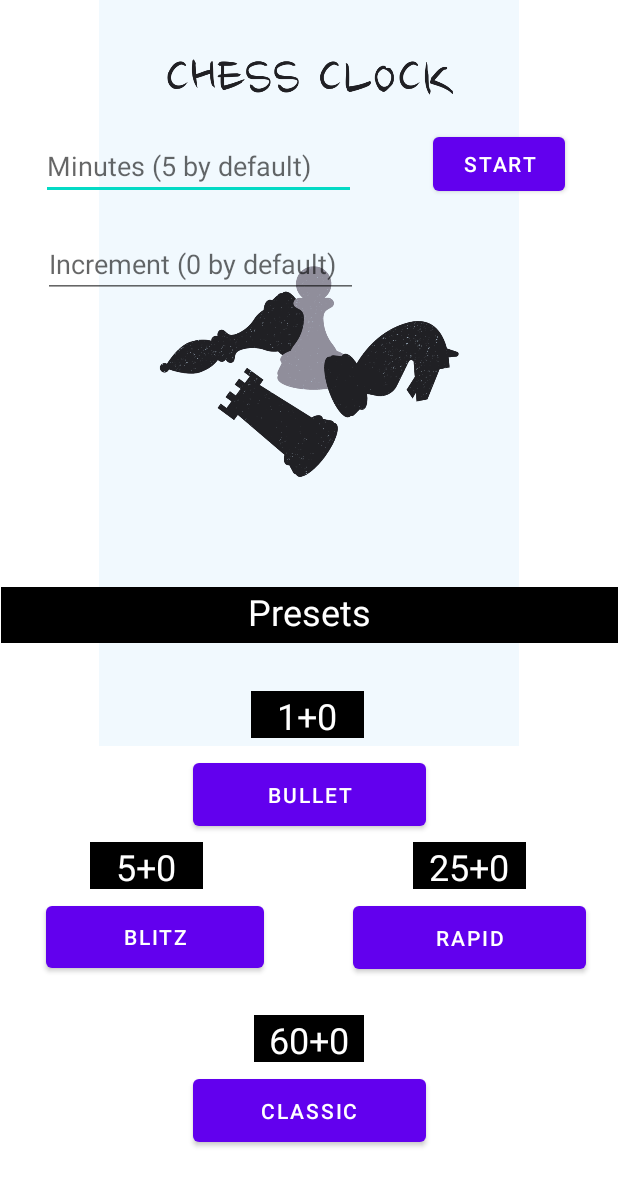
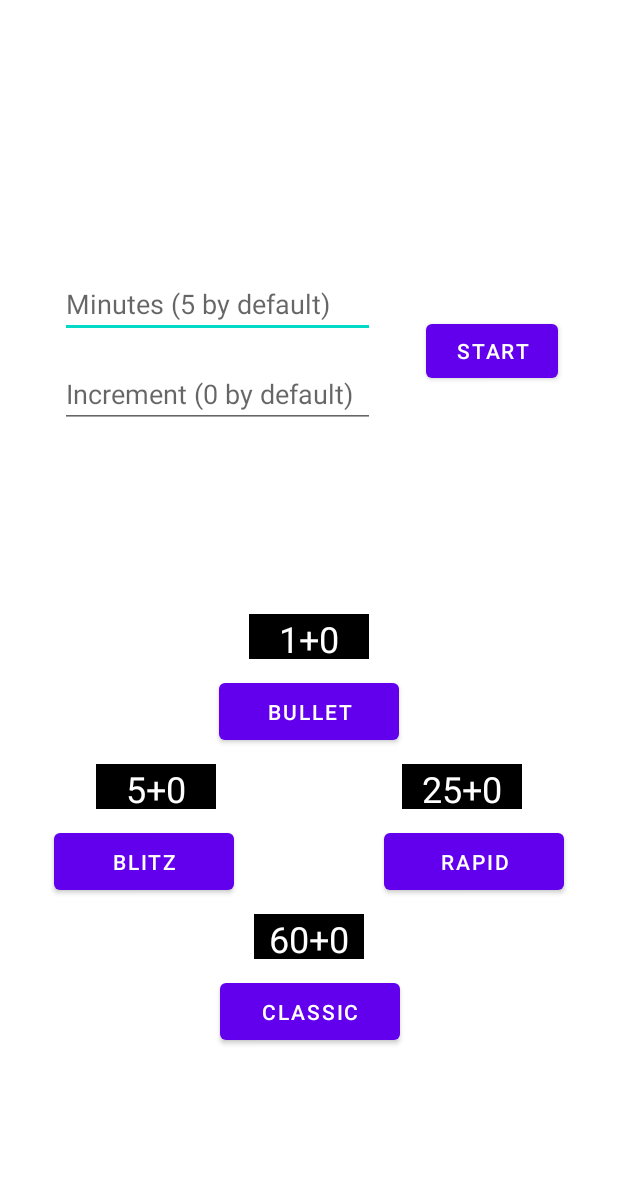
Before and after one commit to SaubhagyaSingh/ChessClock, an Android app: the screen it shows after launch (modes), on a phone screen of 412 x 824 dp. Shown: the top 1186 px of the screen. Run offline under Robolectric (Android 15) with nearby library versions, the phone set to English and light mode, and no system bars.

Commit message:
settings updated for mode screen

```diff
--- a/app/src/main/res/layout/activity_modes.xml
+++ b/app/src/main/res/layout/activity_modes.xml
@@ -9,10 +9,10 @@
     <TextView
         android:id="@+id/textView4"
         android:layout_width="73dp"
-        android:layout_height="31dp"
-        android:layout_marginStart="169dp"
-        android:layout_marginTop="120dp"
-        android:layout_marginEnd="169dp"
+        android:layout_height="30dp"
+        android:layout_marginStart="180dp"
+        android:layout_marginTop="10dp"
+        android:layout_marginEnd="180dp"
         android:autoText="false"
         android:background="#000000"
         android:inputType="text"
@@ -21,68 +21,53 @@
         android:textColor="#FFFFFF"
         android:textSize="24sp"
         app:layout_constraintEnd_toEndOf="parent"
-        app:layout_constraintHorizontal_bias="1.0"
         app:layout_constraintStart_toStartOf="parent"
-        app:layout_constraintTop_toBottomOf="@+id/bullet"
+        app:layout_constraintTop_toBottomOf="@+id/blitz"
         tools:ignore="TouchTargetSizeCheck" />
 
     <Button
         android:id="@+id/blitz"
-        android:layout_width="145dp"
-        android:layout_height="53dp"
-        android:layout_marginStart="30dp"
-        android:layout_marginTop="5dp"
-        android:layout_marginEnd="108dp"
+        android:layout_width="120dp"
+        android:layout_height="50dp"
+        android:layout_marginStart="50dp"
+        android:layout_marginTop="10dp"
+        android:layout_marginEnd="50dp"
         android:text="blitz"
-        app:layout_constraintBottom_toBottomOf="@+id/rapid"
-        app:layout_constraintEnd_toEndOf="@+id/bullet"
+        app:layout_constraintEnd_toStartOf="@+id/rapid"
         app:layout_constraintStart_toStartOf="parent"
-        app:layout_constraintTop_toBottomOf="@+id/textView6"
-        app:layout_constraintVertical_bias="0.333" />
+        app:layout_constraintTop_toBottomOf="@+id/textView6" />
 
     <Button
         android:id="@+id/classic"
-        android:layout_width="155dp"
-        android:layout_height="54dp"
-        android:layout_marginStart="128dp"
-        android:layout_marginTop="5dp"
-        android:layout_marginEnd="128dp"
+        android:layout_width="120dp"
+        android:layout_height="50dp"
+        android:layout_marginStart="160dp"
+        android:layout_marginTop="10dp"
+        android:layout_marginEnd="160dp"
         android:text="Classic"
         app:layout_constraintEnd_toEndOf="parent"
-        app:layout_constraintHorizontal_bias="1.0"
+        app:layout_constraintHorizontal_bias="0.482"
         app:layout_constraintStart_toStartOf="parent"
         app:layout_constraintTop_toBottomOf="@+id/textView4" />
 
     <Button
         android:id="@+id/rapid"
-        android:layout_width="155dp"
-        android:layout_height="54dp"
-        android:layout_marginStart="68dp"
-        android:layout_marginTop="5dp"
-        android:layout_marginEnd="30dp"
+        android:layout_width="120dp"
+        android:layout_height="50dp"
+        android:layout_marginStart="50dp"
+        android:layout_marginTop="10dp"
+        android:layout_marginEnd="50dp"
         android:text="Rapid"
         app:layout_constraintEnd_toEndOf="parent"
         app:layout_constraintStart_toEndOf="@+id/blitz"
         app:layout_constraintTop_toBottomOf="@+id/textView2" />
 
-    <ImageView
-        android:id="@+id/imageView2"
-        android:layout_width="405dp"
-        android:layout_height="497dp"
-        android:layout_marginStart="3dp"
-        android:layout_marginEnd="3dp"
-        android:textAlignment="center"
-        app:layout_constraintEnd_toEndOf="parent"
-        app:layout_constraintHorizontal_bias="0.0"
-        app:layout_constraintStart_toStartOf="parent"
-        app:layout_constraintTop_toTopOf="parent"
-        app:srcCompat="@drawable/bg" />
-
     <TextView
         android:id="@+id/textView"
         android:layout_width="411dp"
         android:layout_height="37dp"
-        android:layout_marginBottom="32dp"
+        android:layout_marginTop="420dp"
+        android:layout_marginBottom="420dp"
         android:autoText="false"
         android:background="#000000"
         android:inputType="text"
@@ -90,43 +75,45 @@
         android:textAlignment="center"
         android:textColor="#FFFFFF"
         android:textSize="24sp"
-        app:layout_constraintBottom_toTopOf="@+id/textView5"
+        app:layout_constraintBottom_toBottomOf="parent"
         app:layout_constraintEnd_toEndOf="parent"
+        app:layout_constraintStart_toStartOf="parent"
+        app:layout_constraintTop_toTopOf="parent"
         tools:ignore="TouchTargetSizeCheck" />
 
     <EditText
         android:id="@+id/time"
         android:layout_width="210dp"
         android:layout_height="45dp"
-        android:layout_marginTop="88dp"
+        android:layout_marginStart="40dp"
+        android:layout_marginTop="180dp"
         android:ems="10"
         android:hint="Minutes (5 by default)"
         android:inputType="textPersonName"
-        app:layout_constraintEnd_toEndOf="parent"
-        app:layout_constraintHorizontal_bias="0.134"
         app:layout_constraintStart_toStartOf="parent"
-        app:layout_constraintTop_toTopOf="@+id/imageView2"
+        app:layout_constraintTop_toTopOf="parent"
         tools:ignore="TouchTargetSizeCheck" />
 
     <EditText
         android:id="@+id/increment"
         android:layout_width="210dp"
         android:layout_height="45dp"
-        android:layout_marginTop="20dp"
-        android:layout_marginEnd="-235dp"
+        android:layout_marginStart="40dp"
+        android:layout_marginTop="60dp"
         android:ems="10"
         android:hint="Increment (0 by default)"
         android:inputType="textPersonName"
-        app:layout_constraintEnd_toStartOf="@+id/imageView2"
-        app:layout_constraintTop_toBottomOf="@+id/time"
+        app:layout_constraintStart_toStartOf="parent"
+        app:layout_constraintTop_toTopOf="@+id/time"
         tools:ignore="TouchTargetSizeCheck" />
 
     <TextView
         android:id="@+id/textView6"
-        android:layout_width="75dp"
-        android:layout_height="31dp"
+        android:layout_width="80dp"
+        android:layout_height="30dp"
         android:layout_marginStart="60dp"
-        android:layout_marginTop="64dp"
+        android:layout_marginTop="10dp"
+        android:layout_marginEnd="60dp"
         android:autoText="false"
         android:background="#000000"
         android:inputType="text"
@@ -134,17 +121,18 @@
         android:textAlignment="center"
         android:textColor="#FFFFFF"
         android:textSize="24sp"
+        app:layout_constraintEnd_toStartOf="@+id/textView2"
         app:layout_constraintStart_toStartOf="parent"
-        app:layout_constraintTop_toBottomOf="@+id/imageView2"
+        app:layout_constraintTop_toBottomOf="@+id/bullet"
         tools:ignore="TouchTargetSizeCheck" />
 
     <TextView
         android:id="@+id/textView5"
-        android:layout_width="75dp"
-        android:layout_height="31dp"
-        android:layout_marginStart="128dp"
-        android:layout_marginEnd="128dp"
-        android:layout_marginBottom="5dp"
+        android:layout_width="80dp"
+        android:layout_height="30dp"
+        android:layout_marginStart="180dp"
+        android:layout_marginTop="16dp"
+        android:layout_marginEnd="180dp"
         android:autoText="false"
         android:background="#000000"
         android:inputType="text"
@@ -152,20 +140,18 @@
         android:textAlignment="center"
         android:textColor="#FFFFFF"
         android:textSize="24sp"
-        app:layout_constraintBottom_toBottomOf="@+id/imageView2"
         app:layout_constraintEnd_toEndOf="parent"
-        app:layout_constraintHorizontal_bias="0.488"
         app:layout_constraintStart_toStartOf="parent"
+        app:layout_constraintTop_toBottomOf="@+id/textView"
         tools:ignore="TouchTargetSizeCheck" />
 
     <TextView
         android:id="@+id/textView2"
-        android:layout_width="75dp"
-        android:layout_height="31dp"
-        android:layout_marginStart="140dp"
-        android:layout_marginTop="64dp"
-        android:layout_marginEnd="61dp"
-        android:layout_marginBottom="10dp"
+        android:layout_width="80dp"
+        android:layout_height="30dp"
+        android:layout_marginStart="60dp"
+        android:layout_marginTop="10dp"
+        android:layout_marginEnd="60dp"
         android:autoText="false"
         android:background="#000000"
         android:inputType="text"
@@ -173,34 +159,31 @@
         android:textAlignment="center"
         android:textColor="#FFFFFF"
         android:textSize="24sp"
-        app:layout_constraintBottom_toTopOf="@+id/rapid"
         app:layout_constraintEnd_toEndOf="parent"
         app:layout_constraintStart_toEndOf="@+id/textView6"
-        app:layout_constraintTop_toBottomOf="@+id/imageView2"
+        app:layout_constraintTop_toBottomOf="@+id/bullet"
         tools:ignore="TouchTargetSizeCheck" />
 
     <Button
         android:id="@+id/bullet"
-        android:layout_width="155dp"
-        android:layout_height="54dp"
-        android:layout_marginStart="128dp"
-        android:layout_marginTop="5dp"
-        android:layout_marginEnd="128dp"
+        android:layout_width="120dp"
+        android:layout_height="50dp"
+        android:layout_marginStart="160dp"
+        android:layout_marginTop="10dp"
+        android:layout_marginEnd="160dp"
         android:text="Bullet"
-        app:layout_constraintBottom_toBottomOf="@+id/textView6"
         app:layout_constraintEnd_toEndOf="parent"
         app:layout_constraintStart_toStartOf="parent"
-        app:layout_constraintTop_toBottomOf="@+id/imageView2"
-        app:layout_constraintVertical_bias="0.0" />
+        app:layout_constraintTop_toBottomOf="@+id/textView5" />
 
     <Button
         android:id="@+id/custom"
         android:layout_width="wrap_content"
         android:layout_height="wrap_content"
-        android:layout_marginStart="260dp"
-        android:layout_marginBottom="428dp"
+        android:layout_marginTop="210dp"
+        android:layout_marginEnd="40dp"
         android:text="Start"
-        app:layout_constraintBottom_toTopOf="@+id/textView2"
-        app:layout_constraintStart_toStartOf="@+id/increment" />
+        app:layout_constraintEnd_toEndOf="parent"
+        app:layout_constraintTop_toTopOf="parent" />
 
 </androidx.constraintlayout.widget.ConstraintLayout>
```
